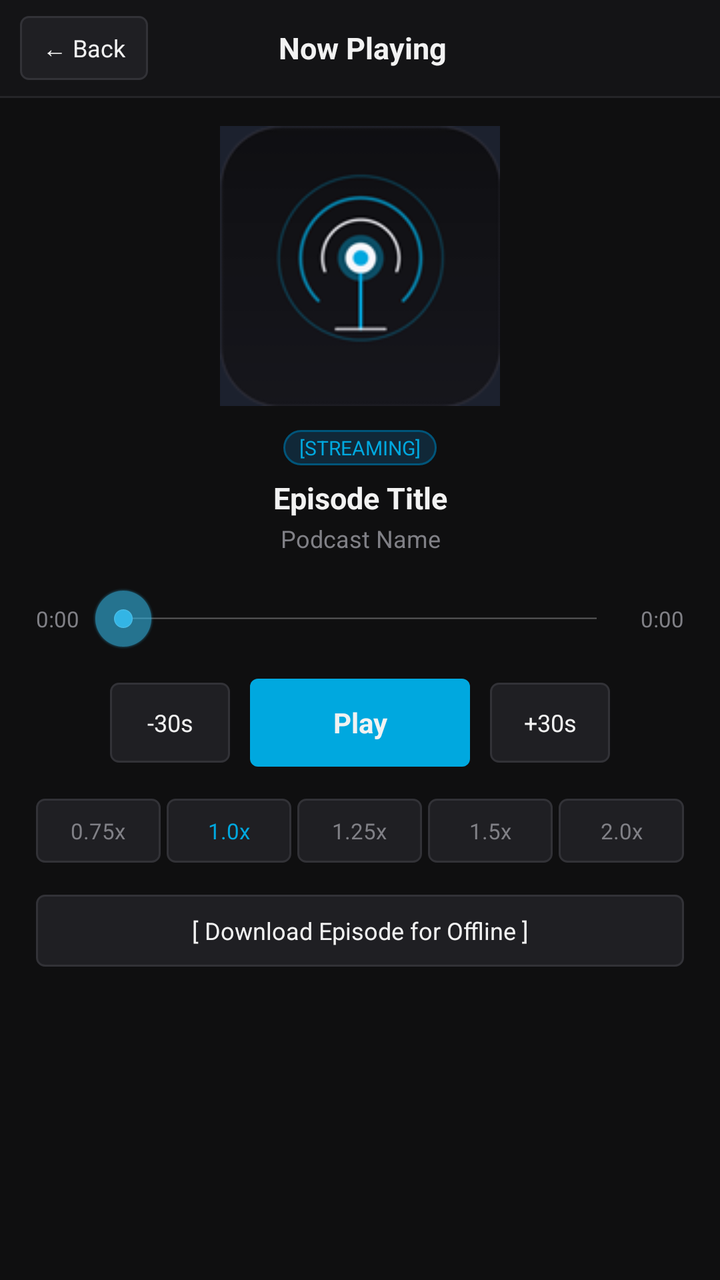
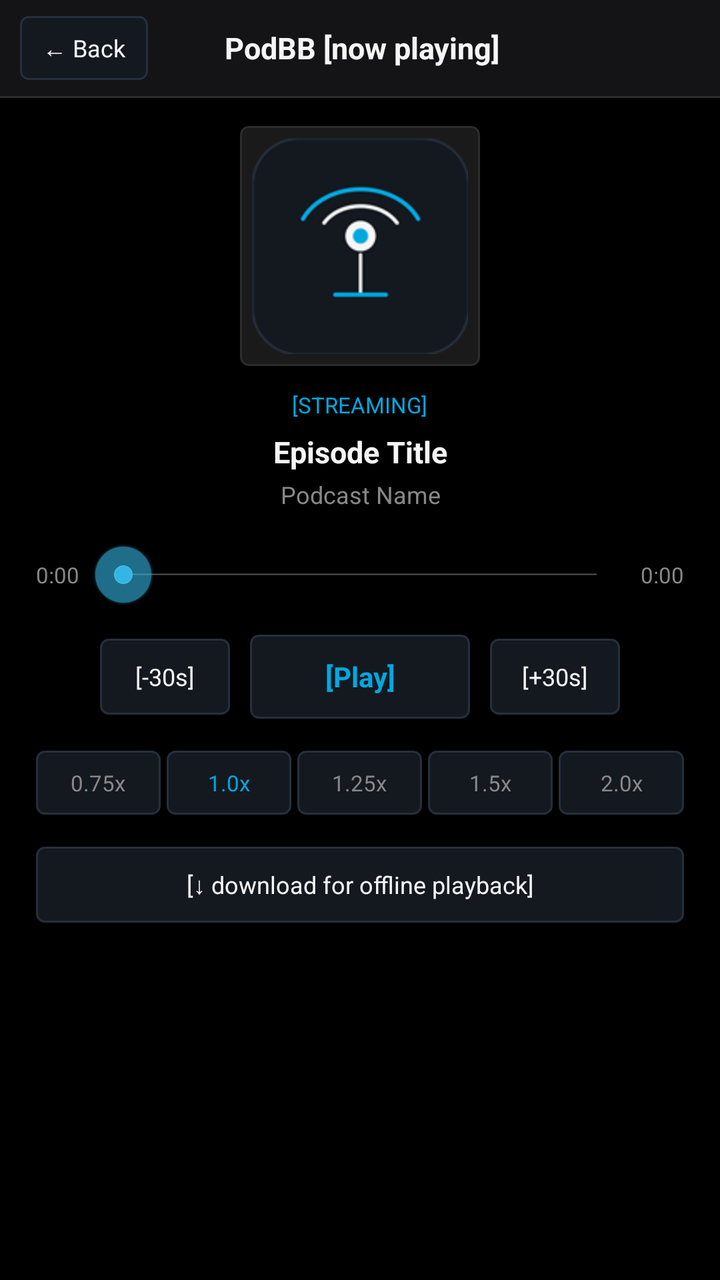

An Android layout rendered at two revisions. The XML below is the earlier revision; the diff shows what the commit changed to produce the second picture.
<!-- AndroidManifest.xml: application theme AppTheme -->
<!-- res/layout/activity_player.xml -->
<?xml version="1.0" encoding="utf-8"?>
<LinearLayout xmlns:android="http://schemas.android.com/apk/res/android"
    android:layout_width="match_parent"
    android:layout_height="match_parent"
    android:orientation="vertical"
    android:background="@color/bg">

    
    <LinearLayout
        android:layout_width="match_parent"
        android:layout_height="48dp"
        android:orientation="horizontal"
        android:gravity="center_vertical"
        android:background="@color/header_bg"
        android:paddingLeft="10dp"
        android:paddingRight="12dp">

        <Button
            android:id="@+id/btnBack"
            android:layout_width="wrap_content"
            android:layout_height="32dp"
            android:text="← Back"
            android:textColor="@color/text_primary"
            android:background="@drawable/btn_action"
            android:textSize="12sp"
            android:paddingLeft="10dp"
            android:paddingRight="10dp" />

        <TextView
            android:layout_width="0dp"
            android:layout_height="wrap_content"
            android:layout_weight="1"
            android:gravity="center"
            android:text="Now Playing"
            android:textColor="@color/text_primary"
            android:textSize="15sp"
            android:textStyle="bold" />

        <View
            android:layout_width="60dp"
            android:layout_height="1dp" />
    </LinearLayout>

    <View
        android:layout_width="match_parent"
        android:layout_height="1dp"
        android:background="@color/divider" />

    <ScrollView
        android:layout_width="match_parent"
        android:layout_height="match_parent"
        android:fillViewport="true">

        <LinearLayout
            android:layout_width="match_parent"
            android:layout_height="wrap_content"
            android:orientation="vertical"
            android:gravity="center_horizontal"
            android:paddingLeft="18dp"
            android:paddingRight="18dp"
            android:paddingTop="14dp"
            android:paddingBottom="20dp">

            
            <ImageView
                android:id="@+id/imgArtwork"
                android:layout_width="140dp"
                android:layout_height="140dp"
                android:src="@drawable/ic_launcher"
                android:scaleType="centerCrop"
                android:background="#1C212E"
                android:layout_marginBottom="12dp" />

            
            <TextView
                android:id="@+id/tvSourceBadge"
                android:layout_width="wrap_content"
                android:layout_height="wrap_content"
                android:text="[STREAMING]"
                android:textColor="@color/accent_blue"
                android:background="@drawable/pill_badge"
                android:textSize="10sp"
                android:layout_marginBottom="6dp" />

            
            <TextView
                android:id="@+id/tvEpisodeTitle"
                android:layout_width="match_parent"
                android:layout_height="wrap_content"
                android:gravity="center"
                android:text="Episode Title"
                android:textColor="@color/text_primary"
                android:textSize="15sp"
                android:textStyle="bold"
                android:maxLines="2"
                android:ellipsize="end" />

            
            <TextView
                android:id="@+id/tvPodcastName"
                android:layout_width="match_parent"
                android:layout_height="wrap_content"
                android:gravity="center"
                android:layout_marginTop="2dp"
                android:text="Podcast Name"
                android:textColor="@color/text_secondary"
                android:textSize="12sp"
                android:singleLine="true" />

            
            <LinearLayout
                android:layout_width="match_parent"
                android:layout_height="wrap_content"
                android:orientation="horizontal"
                android:gravity="center_vertical"
                android:layout_marginTop="16dp">

                <TextView
                    android:id="@+id/tvCurrentTime"
                    android:layout_width="wrap_content"
                    android:layout_height="wrap_content"
                    android:text="0:00"
                    android:textColor="@color/text_secondary"
                    android:textSize="11sp" />

                <SeekBar
                    android:id="@+id/seekBar"
                    android:layout_width="0dp"
                    android:layout_height="wrap_content"
                    android:layout_weight="1"
                    android:layout_marginLeft="6dp"
                    android:layout_marginRight="6dp" />

                <TextView
                    android:id="@+id/tvDuration"
                    android:layout_width="wrap_content"
                    android:layout_height="wrap_content"
                    android:text="0:00"
                    android:textColor="@color/text_secondary"
                    android:textSize="11sp" />
            </LinearLayout>

            
            <LinearLayout
                android:layout_width="match_parent"
                android:layout_height="wrap_content"
                android:orientation="horizontal"
                android:gravity="center"
                android:layout_marginTop="14dp">

                <Button
                    android:id="@+id/btnSkipBack"
                    android:layout_width="60dp"
                    android:layout_height="40dp"
                    android:text="-30s"
                    android:textColor="@color/text_primary"
                    android:background="@drawable/btn_action"
                    android:textSize="12sp"
                    android:layout_marginRight="10dp" />

                <Button
                    android:id="@+id/btnPlayPause"
                    android:layout_width="110dp"
                    android:layout_height="44dp"
                    android:text="Play"
                    android:textColor="@color/text_primary"
                    android:background="@drawable/btn_accent"
                    android:textSize="14sp"
                    android:textStyle="bold" />

                <Button
                    android:id="@+id/btnSkipForward"
                    android:layout_width="60dp"
                    android:layout_height="40dp"
                    android:text="+30s"
                    android:textColor="@color/text_primary"
                    android:background="@drawable/btn_action"
                    android:textSize="12sp"
                    android:layout_marginLeft="10dp" />
            </LinearLayout>

            
            <LinearLayout
                android:layout_width="match_parent"
                android:layout_height="wrap_content"
                android:orientation="horizontal"
                android:gravity="center"
                android:layout_marginTop="16dp">

                <Button android:id="@+id/btnSpeed075" android:layout_width="0dp" android:layout_height="32dp" android:layout_weight="1" android:text="0.75x" android:textColor="@color/text_secondary" android:background="@drawable/btn_action" android:textSize="11sp" android:layout_marginRight="3dp" />
                <Button android:id="@+id/btnSpeed100" android:layout_width="0dp" android:layout_height="32dp" android:layout_weight="1" android:text="1.0x" android:textColor="@color/accent_blue" android:background="@drawable/btn_action" android:textSize="11sp" android:layout_marginRight="3dp" />
                <Button android:id="@+id/btnSpeed125" android:layout_width="0dp" android:layout_height="32dp" android:layout_weight="1" android:text="1.25x" android:textColor="@color/text_secondary" android:background="@drawable/btn_action" android:textSize="11sp" android:layout_marginRight="3dp" />
                <Button android:id="@+id/btnSpeed150" android:layout_width="0dp" android:layout_height="32dp" android:layout_weight="1" android:text="1.5x" android:textColor="@color/text_secondary" android:background="@drawable/btn_action" android:textSize="11sp" android:layout_marginRight="3dp" />
                <Button android:id="@+id/btnSpeed200" android:layout_width="0dp" android:layout_height="32dp" android:layout_weight="1" android:text="2.0x" android:textColor="@color/text_secondary" android:background="@drawable/btn_action" android:textSize="11sp" />
            </LinearLayout>

            
            <Button
                android:id="@+id/btnDownload"
                android:layout_width="match_parent"
                android:layout_height="36dp"
                android:text="[ Download Episode for Offline ]"
                android:textColor="@color/text_primary"
                android:background="@drawable/btn_action"
                android:textSize="12sp"
                android:layout_marginTop="16dp" />

        </LinearLayout>
    </ScrollView>

</LinearLayout>
<!-- resources referenced by this layout -->
<resources>
  <color name="accent_blue">#00A8DF</color>
  <color name="bg">#0F0F10</color>
  <color name="divider">#252528</color>
  <color name="header_bg">#141416</color>
  <color name="text_primary">#F2F2F2</color>
  <color name="text_secondary">#808086</color>
  <!-- drawable btn_accent (drawable) -->
  <?xml version="1.0" encoding="utf-8"?>
  <selector xmlns:android="http://schemas.android.com/apk/res/android">
      <item android:state_pressed="true">
          <shape android:shape="rectangle">
              <solid android:color="@color/accent_blue_dark" />
              <corners android:radius="4dp" />
          </shape>
      </item>
      <item>
          <shape android:shape="rectangle">
              <solid android:color="@color/accent_blue" />
              <corners android:radius="4dp" />
          </shape>
      </item>
  </selector>
  <!-- drawable btn_action (drawable) -->
  <?xml version="1.0" encoding="utf-8"?>
  <selector xmlns:android="http://schemas.android.com/apk/res/android">
      <item android:state_pressed="true">
          <shape android:shape="rectangle">
              <solid android:color="@color/accent_blue" />
              <corners android:radius="4dp" />
          </shape>
      </item>
      <item>
          <shape android:shape="rectangle">
              <solid android:color="@color/btn_bg" />
              <stroke android:width="1dp" android:color="@color/btn_border" />
              <corners android:radius="4dp" />
          </shape>
      </item>
  </selector>
  <!-- drawable ic_launcher: png bitmap (drawable, 10279 bytes) -->
  <!-- drawable pill_badge (drawable) -->
  <?xml version="1.0" encoding="utf-8"?>
  <shape xmlns:android="http://schemas.android.com/apk/res/android"
      android:shape="rectangle">
      <solid android:color="@color/accent_pill_bg" />
      <corners android:radius="10dp" />
      <stroke android:width="1dp" android:color="@color/accent_pill_border" />
      <padding android:left="8dp" android:top="2dp" android:right="8dp" android:bottom="2dp" />
  </shape>
  <style name="AppTheme" parent="@android:style/Theme.Holo.NoActionBar">
          <item name="android:windowBackground">@color/bg</item>
          <item name="android:colorBackground">@color/bg</item>
          <item name="android:textColor">@color/text_primary</item>
      </style>
  <color name="accent_blue_dark">#007EA7</color>
  <color name="btn_bg">#1F1F23</color>
  <color name="btn_border">#323237</color>
  <color name="accent_pill_bg">#102838</color>
  <color name="accent_pill_border">#00557A</color>
</resources>

<!-- the commit's change to res/layout/activity_player.xml (unified diff, before → after) -->
@@ -3,7 +3,7 @@
     android:layout_width="match_parent"
     android:layout_height="match_parent"
     android:orientation="vertical"
-    android:background="@color/bg">
+    android:background="@color/bb_black">
 
     
     <LinearLayout
@@ -20,8 +20,8 @@
             android:layout_width="wrap_content"
             android:layout_height="32dp"
             android:text="← Back"
-            android:textColor="@color/text_primary"
-            android:background="@drawable/btn_action"
+            android:textColor="@color/bb_text_white"
+            android:background="@drawable/btn_bb_action"
             android:textSize="12sp"
             android:paddingLeft="10dp"
             android:paddingRight="10dp" />
@@ -31,8 +31,8 @@
             android:layout_height="wrap_content"
             android:layout_weight="1"
             android:gravity="center"
-            android:text="Now Playing"
-            android:textColor="@color/text_primary"
+            android:text="PodBB [now playing]"
+            android:textColor="@color/bb_text_white"
             android:textSize="15sp"
             android:textStyle="bold" />
 
@@ -44,7 +44,7 @@
     <View
         android:layout_width="match_parent"
         android:layout_height="1dp"
-        android:background="@color/divider" />
+        android:background="@color/bb_border" />
 
     <ScrollView
         android:layout_width="match_parent"
@@ -64,11 +64,12 @@
             
             <ImageView
                 android:id="@+id/imgArtwork"
-                android:layout_width="140dp"
-                android:layout_height="140dp"
+                android:layout_width="120dp"
+                android:layout_height="120dp"
                 android:src="@drawable/ic_launcher"
                 android:scaleType="centerCrop"
-                android:background="#1C212E"
+                android:background="@drawable/card_bg"
+                android:padding="6dp"
                 android:layout_marginBottom="12dp" />
 
             
@@ -77,9 +78,8 @@
                 android:layout_width="wrap_content"
                 android:layout_height="wrap_content"
                 android:text="[STREAMING]"
-                android:textColor="@color/accent_blue"
-                android:background="@drawable/pill_badge"
-                android:textSize="10sp"
+                android:textColor="@color/bb_blue"
+                android:textSize="11sp"
                 android:layout_marginBottom="6dp" />
 
             
@@ -89,10 +89,10 @@
                 android:layout_height="wrap_content"
                 android:gravity="center"
                 android:text="Episode Title"
-                android:textColor="@color/text_primary"
+                android:textColor="@color/bb_text_white"
                 android:textSize="15sp"
                 android:textStyle="bold"
-                android:maxLines="2"
+                android:maxLines="3"
                 android:ellipsize="end" />
 
             
@@ -101,9 +101,9 @@
                 android:layout_width="match_parent"
                 android:layout_height="wrap_content"
                 android:gravity="center"
-                android:layout_marginTop="2dp"
+                android:layout_marginTop="3dp"
                 android:text="Podcast Name"
-                android:textColor="@color/text_secondary"
+                android:textColor="@color/bb_text_dim"
                 android:textSize="12sp"
                 android:singleLine="true" />
 
@@ -120,7 +120,7 @@
                     android:layout_width="wrap_content"
                     android:layout_height="wrap_content"
                     android:text="0:00"
-                    android:textColor="@color/text_secondary"
+                    android:textColor="@color/bb_text_dim"
                     android:textSize="11sp" />
 
                 <SeekBar
@@ -136,7 +136,7 @@
                     android:layout_width="wrap_content"
                     android:layout_height="wrap_content"
                     android:text="0:00"
-                    android:textColor="@color/text_secondary"
+                    android:textColor="@color/bb_text_dim"
                     android:textSize="11sp" />
             </LinearLayout>
 
@@ -150,31 +150,31 @@
 
                 <Button
                     android:id="@+id/btnSkipBack"
-                    android:layout_width="60dp"
-                    android:layout_height="40dp"
-                    android:text="-30s"
-                    android:textColor="@color/text_primary"
-                    android:background="@drawable/btn_action"
+                    android:layout_width="65dp"
+                    android:layout_height="38dp"
+                    android:text="[-30s]"
+                    android:textColor="@color/bb_text_white"
+                    android:background="@drawable/btn_bb_action"
                     android:textSize="12sp"
                     android:layout_marginRight="10dp" />
 
                 <Button
                     android:id="@+id/btnPlayPause"
                     android:layout_width="110dp"
-                    android:layout_height="44dp"
-                    android:text="Play"
-                    android:textColor="@color/text_primary"
-                    android:background="@drawable/btn_accent"
+                    android:layout_height="42dp"
+                    android:text="[Play]"
+                    android:textColor="@color/bb_blue"
+                    android:background="@drawable/btn_bb_action"
                     android:textSize="14sp"
                     android:textStyle="bold" />
 
                 <Button
                     android:id="@+id/btnSkipForward"
-                    android:layout_width="60dp"
-                    android:layout_height="40dp"
-                    android:text="+30s"
-                    android:textColor="@color/text_primary"
-                    android:background="@drawable/btn_action"
+                    android:layout_width="65dp"
+                    android:layout_height="38dp"
+                    android:text="[+30s]"
+                    android:textColor="@color/bb_text_white"
+                    android:background="@drawable/btn_bb_action"
                     android:textSize="12sp"
                     android:layout_marginLeft="10dp" />
             </LinearLayout>
@@ -187,21 +187,21 @@
                 android:gravity="center"
                 android:layout_marginTop="16dp">
 
-                <Button android:id="@+id/btnSpeed075" android:layout_width="0dp" android:layout_height="32dp" android:layout_weight="1" android:text="0.75x" android:textColor="@color/text_secondary" android:background="@drawable/btn_action" android:textSize="11sp" android:layout_marginRight="3dp" />
-                <Button android:id="@+id/btnSpeed100" android:layout_width="0dp" android:layout_height="32dp" android:layout_weight="1" android:text="1.0x" android:textColor="@color/accent_blue" android:background="@drawable/btn_action" android:textSize="11sp" android:layout_marginRight="3dp" />
-                <Button android:id="@+id/btnSpeed125" android:layout_width="0dp" android:layout_height="32dp" android:layout_weight="1" android:text="1.25x" android:textColor="@color/text_secondary" android:background="@drawable/btn_action" android:textSize="11sp" android:layout_marginRight="3dp" />
-                <Button android:id="@+id/btnSpeed150" android:layout_width="0dp" android:layout_height="32dp" android:layout_weight="1" android:text="1.5x" android:textColor="@color/text_secondary" android:background="@drawable/btn_action" android:textSize="11sp" android:layout_marginRight="3dp" />
-                <Button android:id="@+id/btnSpeed200" android:layout_width="0dp" android:layout_height="32dp" android:layout_weight="1" android:text="2.0x" android:textColor="@color/text_secondary" android:background="@drawable/btn_action" android:textSize="11sp" />
+                <Button android:id="@+id/btnSpeed075" android:layout_width="0dp" android:layout_height="32dp" android:layout_weight="1" android:text="0.75x" android:textColor="@color/bb_text_dim" android:background="@drawable/btn_bb_action" android:textSize="11sp" android:layout_marginRight="3dp" />
+                <Button android:id="@+id/btnSpeed100" android:layout_width="0dp" android:layout_height="32dp" android:layout_weight="1" android:text="1.0x" android:textColor="@color/bb_blue" android:background="@drawable/btn_bb_action" android:textSize="11sp" android:layout_marginRight="3dp" />
+                <Button android:id="@+id/btnSpeed125" android:layout_width="0dp" android:layout_height="32dp" android:layout_weight="1" android:text="1.25x" android:textColor="@color/bb_text_dim" android:background="@drawable/btn_bb_action" android:textSize="11sp" android:layout_marginRight="3dp" />
+                <Button android:id="@+id/btnSpeed150" android:layout_width="0dp" android:layout_height="32dp" android:layout_weight="1" android:text="1.5x" android:textColor="@color/bb_text_dim" android:background="@drawable/btn_bb_action" android:textSize="11sp" android:layout_marginRight="3dp" />
+                <Button android:id="@+id/btnSpeed200" android:layout_width="0dp" android:layout_height="32dp" android:layout_weight="1" android:text="2.0x" android:textColor="@color/bb_text_dim" android:background="@drawable/btn_bb_action" android:textSize="11sp" />
             </LinearLayout>
 
             
             <Button
                 android:id="@+id/btnDownload"
                 android:layout_width="match_parent"
-                android:layout_height="36dp"
-                android:text="[ Download Episode for Offline ]"
-                android:textColor="@color/text_primary"
-                android:background="@drawable/btn_action"
+                android:layout_height="38dp"
+                android:text="[↓ download for offline playback]"
+                android:textColor="@color/bb_text_white"
+                android:background="@drawable/btn_bb_action"
                 android:textSize="12sp"
                 android:layout_marginTop="16dp" />
 
<!-- resource entries referenced after the edit -->
@@ -1,33 +1,18 @@
 <!-- resources referenced by this layout -->
 <resources>
-  <color name="accent_blue">#00A8DF</color>
-  <color name="bg">#0F0F10</color>
-  <color name="divider">#252528</color>
+  <color name="bb_black">#000000</color>
+  <color name="bb_blue">#00A8DF</color>
+  <color name="bb_border">#2C2C2C</color>
+  <color name="bb_text_dim">#888888</color>
+  <color name="bb_text_white">#F5F5F5</color>
+  <color name="bg">#000000</color>
   <color name="header_bg">#141416</color>
-  <color name="text_primary">#F2F2F2</color>
-  <color name="text_secondary">#808086</color>
-  <!-- drawable btn_accent (drawable) -->
+  <!-- drawable btn_bb_action (drawable) -->
   <?xml version="1.0" encoding="utf-8"?>
   <selector xmlns:android="http://schemas.android.com/apk/res/android">
       <item android:state_pressed="true">
           <shape android:shape="rectangle">
-              <solid android:color="@color/accent_blue_dark" />
-              <corners android:radius="4dp" />
-          </shape>
-      </item>
-      <item>
-          <shape android:shape="rectangle">
-              <solid android:color="@color/accent_blue" />
-              <corners android:radius="4dp" />
-          </shape>
-      </item>
-  </selector>
-  <!-- drawable btn_action (drawable) -->
-  <?xml version="1.0" encoding="utf-8"?>
-  <selector xmlns:android="http://schemas.android.com/apk/res/android">
-      <item android:state_pressed="true">
-          <shape android:shape="rectangle">
-              <solid android:color="@color/accent_blue" />
+              <solid android:color="@color/bb_blue" />
               <corners android:radius="4dp" />
           </shape>
       </item>
@@ -39,25 +24,23 @@
           </shape>
       </item>
   </selector>
-  <!-- drawable ic_launcher: png bitmap (drawable, 10279 bytes) -->
-  <!-- drawable pill_badge (drawable) -->
+  <!-- drawable card_bg (drawable) -->
   <?xml version="1.0" encoding="utf-8"?>
   <shape xmlns:android="http://schemas.android.com/apk/res/android"
       android:shape="rectangle">
-      <solid android:color="@color/accent_pill_bg" />
-      <corners android:radius="10dp" />
-      <stroke android:width="1dp" android:color="@color/accent_pill_border" />
-      <padding android:left="8dp" android:top="2dp" android:right="8dp" android:bottom="2dp" />
+      <solid android:color="@color/bb_card" />
+      <corners android:radius="4dp" />
+      <stroke android:width="1dp" android:color="@color/bb_border" />
   </shape>
+  <color name="text_primary">#F5F5F5</color>
+  <!-- drawable ic_launcher: png bitmap (drawable, 6352 bytes) -->
   <style name="AppTheme" parent="@android:style/Theme.Holo.NoActionBar">
           <item name="android:windowBackground">@color/bg</item>
           <item name="android:colorBackground">@color/bg</item>
           <item name="android:textColor">@color/text_primary</item>
       </style>
-  <color name="accent_blue_dark">#007EA7</color>
-  <color name="btn_bg">#1F1F23</color>
-  <color name="btn_border">#323237</color>
-  <color name="accent_pill_bg">#102838</color>
-  <color name="accent_pill_border">#00557A</color>
+  <color name="btn_bg">#141920</color>
+  <color name="btn_border">#25303D</color>
+  <color name="bb_card">#1A1A1A</color>
 </resources>
 
